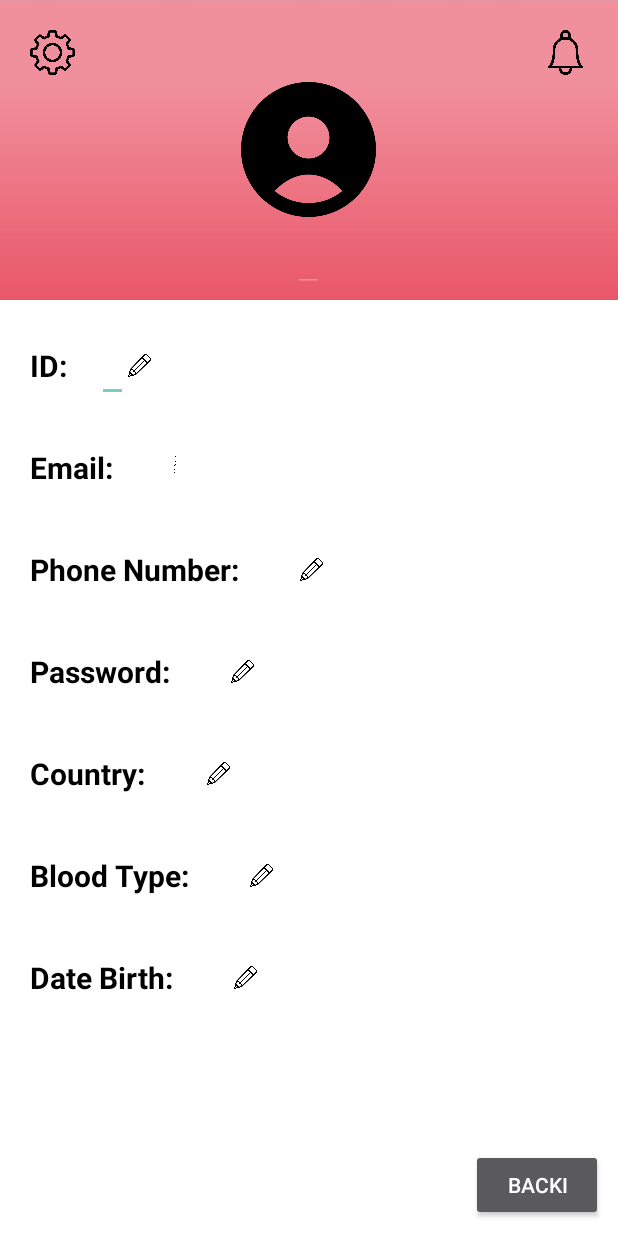
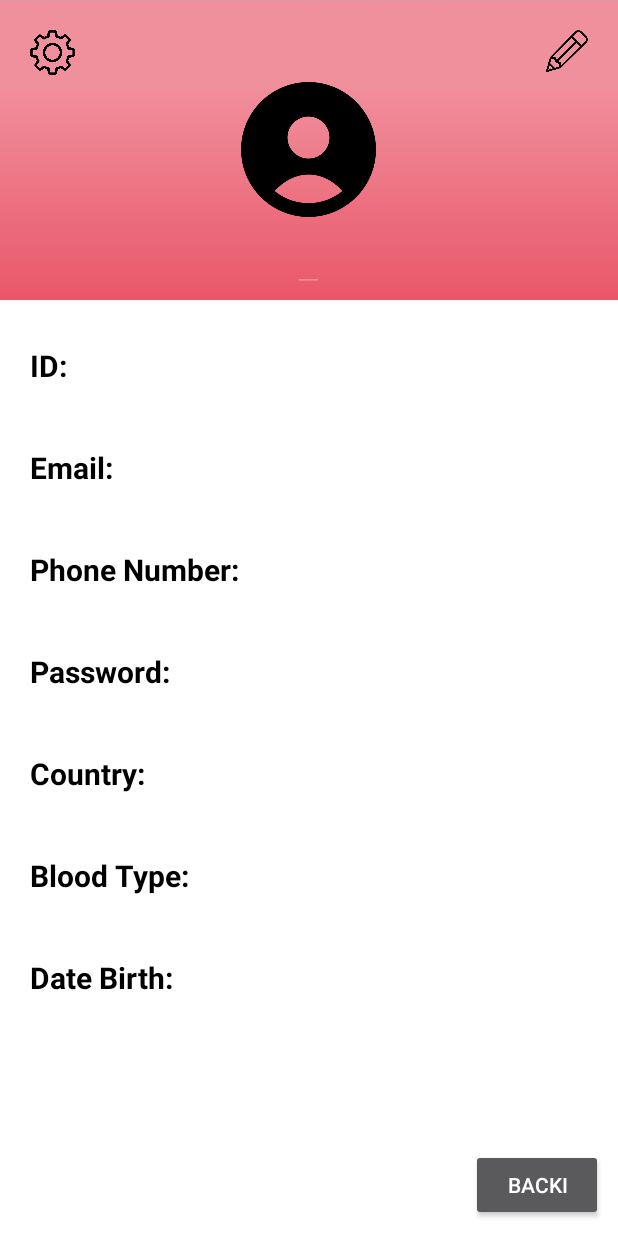
Before and after one commit to talzaidman5/TalProject, an Android app: the MyProfile screen opened directly, with no data from a screen before it, on a phone screen of 412 x 824 dp. Run offline under Robolectric (Android 15) with nearby library versions, the phone set to English and light mode, and no system bars; our stand-ins replace Firebase (no records; nobody signed in at launch, a user with empty details on screens opened directly); 1 statement that could not run was skipped.

Commit message:
Merge remote-tracking branch 'origin/master'
# Conflicts:
#	.idea/vcs.xml
#	app/src/main/java/com/example/project/NotYourProject.java

```diff
--- a/app/build.gradle
+++ b/app/build.gradle
@@ -32,6 +32,7 @@ android {
 dependencies {
     implementation 'com.google.code.gson:gson:2.8.5'
     implementation 'androidx.appcompat:appcompat:1.2.0'
+    implementation 'com.google.code.gson:gson:2.8.5'
     implementation 'com.google.android.material:material:1.2.1'
     implementation 'androidx.constraintlayout:constraintlayout:2.0.2'
     implementation 'com.google.firebase:firebase-database:19.2.1'
--- a/app/src/main/java/com/example/project/AllUsers.java
+++ b/app/src/main/java/com/example/project/AllUsers.java
@@ -49,9 +49,9 @@ public class AllUsers {
     }
 
     public User getUserByID(String id){
-        for (User u: allUser) {
-            if(u.getID().equals(id))
-                return  u;
+        for (User tempUser: allUser) {
+            if(tempUser.getID().equals(id))
+                return  tempUser;
         }
         return null;
     }
--- a/app/src/main/java/com/example/project/MainPage.java
+++ b/app/src/main/java/com/example/project/MainPage.java
@@ -50,17 +50,13 @@ public class MainPage extends AppCompatActivity {
             @Override
             public void onClick(View view) {
                 readFromFireBase();
-
-
             }
         });
         main_page_BTN_signUp.setOnClickListener(new View.OnClickListener() {
             @Override
             public void onClick(View v) {
                 openSignUpPage();
-
             }
-
         });
 
     }
--- a/app/src/main/java/com/example/project/MyProfile.java
+++ b/app/src/main/java/com/example/project/MyProfile.java
@@ -1,8 +1,10 @@
 package com.example.project;
 
 import android.os.Bundle;
+import android.view.View;
 import android.widget.Button;
 import android.widget.EditText;
+import android.widget.ImageButton;
 import android.widget.TextView;
 
 import androidx.appcompat.app.AppCompatActivity;
@@ -20,6 +22,7 @@ public class MyProfile extends AppCompatActivity {
             myProfile_TXT_countryToFill,myProfile_TXT_dateBirthToFill,myProfile_TXT_bloodTypeToFill;
     private TextView myProfile_TXT_IDToFill;
     private Button myProfile_BTN_back;
+    ImageButton myProfile_BTN_edit;
     private MySheredP msp;
     private Gson gson = new Gson();
     final FirebaseDatabase database = FirebaseDatabase.getInstance();
@@ -36,27 +39,24 @@ public class MyProfile extends AppCompatActivity {
         findView();
         getFromMSP();
         initData();
-        //myProfile_BTN_nameDone.setVisibility(View.INVISIBLE);
         myProfile_TXT_nameToFill.setEnabled(false);
 
-      /*  myProfile_BTN_nameEdit.setOnClickListener(new View.OnClickListener() {
+        myProfile_BTN_edit.setOnClickListener(new View.OnClickListener() {
             @Override
             public void onClick(View view) {
-                myProfile_BTN_nameDone.setVisibility(View.VISIBLE);
-                myProfile_BTN_nameEdit.setVisibility(View.INVISIBLE);
+                myProfile_TXT_IDToFill.setEnabled(true);
+                myProfile_TXT_passwordToFill.setEnabled(true);
+                myProfile_TXT_bloodTypeToFill.setEnabled(true);
+                myProfile_TXT_countryToFill.setEnabled(true);
+                myProfile_TXT_dateBirthToFill.setEnabled(true);
+                myProfile_TXT_emailToFill.setEnabled(true);
                 myProfile_TXT_nameToFill.setEnabled(true);
-                myProfile_BTN_nameDone.setOnClickListener(new View.OnClickListener() {
-                    @Override
-                    public void onClick(View view) {
-                        //TODO: to search the user into the DB and change the details
-                        myProfile_TXT_nameToFill.setEnabled(false);
-                        myProfile_BTN_nameEdit.setVisibility(View.VISIBLE);
-                    }
-                });
+                myProfile_TXT_phoneNumberToFill.setEnabled(true);
             }
-        });*/
+        });
     }
     public void findView(){
+        myProfile_BTN_edit=findViewById(R.id.myProfile_BTN_edit);
         myProfile_TXT_emailToFill=findViewById(R.id.myProfile_TXT_emailToFill);
         myProfile_TXT_phoneNumberToFill=findViewById(R.id.myProfile_TXT_phoneNumberToFill);
         myProfile_TXT_passwordToFill=findViewById(R.id.myProfile_TXT_passwordToFill);
@@ -69,6 +69,15 @@ public class MyProfile extends AppCompatActivity {
 
     }
     public void initData(){
+        myProfile_TXT_IDToFill.setEnabled(false);
+        myProfile_TXT_passwordToFill.setEnabled(false);
+        myProfile_TXT_bloodTypeToFill.setEnabled(false);
+        myProfile_TXT_countryToFill.setEnabled(false);
+        myProfile_TXT_dateBirthToFill.setEnabled(false);
+        myProfile_TXT_emailToFill.setEnabled(false);
+        myProfile_TXT_nameToFill.setEnabled(false);
+        myProfile_TXT_phoneNumberToFill.setEnabled(false);
+
         if(currentUser!=null) {
             myProfile_TXT_phoneNumberToFill.setText(currentUser.getPhoneNumber());
             myProfile_TXT_passwordToFill.setText(currentUser.getPassword());
--- a/app/src/main/res/layout/my_profile.xml
+++ b/app/src/main/res/layout/my_profile.xml
@@ -15,11 +15,12 @@
         android:id="@+id/myProfile_top"
         >
         <ImageButton
-            android:layout_width="30dp"
-            android:layout_height="30dp"
+            android:layout_width="28dp"
+            android:layout_height="28dp"
             android:layout_margin="20dp"
+            android:id="@+id/myProfile_BTN_edit"
             android:layout_alignParentRight="true"
-            android:background="@drawable/bell"/>
+            android:background="@drawable/pencil"/>
 
         <ImageButton
             android:layout_width="30dp"
@@ -94,12 +95,7 @@
             android:textSize="20dp"
             android:textStyle="bold">
         </EditText>
-        <Button
-            android:layout_width="15dp"
-            android:layout_height="15dp"
-android:background="@drawable/pencil"
-            android:textColor="@color/black">
-        </Button>
+
     </LinearLayout>
     <LinearLayout
         android:layout_width="wrap_content"
@@ -131,11 +127,7 @@ android:background="@drawable/pencil"
             android:textStyle="bold">
         </EditText>
 
-        <Button
-            android:layout_width="1dp"
-            android:layout_height="12dp"
-            android:background="@drawable/pencil"
-            android:textColor="@color/black"></Button>
+
     </LinearLayout>
 
     <LinearLayout
@@ -168,48 +160,40 @@ android:background="@drawable/pencil"
             android:textStyle="bold">
 
         </EditText>
-        <Button
-            android:layout_width="15dp"
-            android:layout_height="15dp"
-android:textColor="@color/black"
-            android:background="@drawable/pencil">
-        </Button>
+
     </LinearLayout>
+
             <LinearLayout
+                android:id="@+id/myProfile_Linear6"
+                android:layout_width="163dp"
+                android:layout_height="wrap_content"
+                android:layout_below="@+id/myProfile_Linear5"
+                android:layout_marginTop="20dp"
+                android:orientation="horizontal">
+
+                <TextView
+                    android:id="@+id/myProfile_TXT_password"
                     android:layout_width="wrap_content"
                     android:layout_height="wrap_content"
-        android:orientation="horizontal"
-        android:layout_marginTop="20dp"
-        android:id="@+id/myProfile_Linear6"
-        android:layout_below="@+id/myProfile_Linear5"
-        >
-        <TextView
+                    android:layout_alignParentLeft="true"
+                    android:layout_marginLeft="20dp"
+                    android:text="Password:"
+                    android:textColor="@color/black"
+                    android:textSize="20dp"
+                    android:textStyle="bold"></TextView>
+
+                <EditText
+                    android:id="@+id/myProfile_TXT_passwordToFill"
                     android:layout_width="wrap_content"
                     android:layout_height="wrap_content"
-            android:id="@+id/myProfile_TXT_password"
                     android:layout_alignParentLeft="true"
                     android:layout_marginLeft="20dp"
+                    android:layout_toRightOf="@+id/myProfile_TXT_name"
+                    android:textColor="@color/black"
                     android:textSize="20dp"
-            android:textStyle="bold"
-            android:textColor="@color/black"
-            android:text="Password:"></TextView>
-        <EditText
-            android:layout_width="wrap_content"
-            android:layout_height="wrap_content"
-            android:id="@+id/myProfile_TXT_passwordToFill"
-            android:textColor="@color/black"
-            android:layout_toRightOf="@+id/myProfile_TXT_name"
-            android:layout_alignParentLeft="true"
-            android:layout_marginLeft="20dp"
-            android:textSize="20dp"
-            android:textStyle="bold">
-        </EditText>
-        <Button
-            android:layout_width="15dp"
-            android:layout_height="15dp"
-android:textColor="@color/black"
- android:background="@drawable/pencil">
-        </Button>
+                    android:textStyle="bold"></EditText>
+
+
             </LinearLayout>
     <LinearLayout
         android:layout_width="wrap_content"
@@ -240,12 +224,7 @@ android:textColor="@color/black"
             android:textSize="20dp"
             android:textStyle="bold">
         </EditText>
-        <Button
-            android:layout_width="15dp"
-            android:layout_height="15dp"
-android:textColor="@color/black"
- android:background="@drawable/pencil">
-        </Button>
+
     </LinearLayout>
     <LinearLayout
         android:layout_width="wrap_content"
@@ -276,12 +255,7 @@ android:textColor="@color/black"
             android:textSize="20dp"
             android:textStyle="bold">
         </EditText>
-        <Button
-            android:layout_width="15dp"
-            android:layout_height="15dp"
-android:textColor="@color/black"
- android:background="@drawable/pencil">
-        </Button>
+
     </LinearLayout>
     <LinearLayout
         android:layout_width="wrap_content"
@@ -312,12 +286,7 @@ android:textColor="@color/black"
             android:textSize="20dp"
             android:textStyle="bold">
         </EditText>
-        <Button
-            android:layout_width="15dp"
-            android:layout_height="15dp"
-android:textColor="@color/black"
- android:background="@drawable/pencil">
-        </Button>
+
 
     </LinearLayout>
         </LinearLayout>
```
Lines whose indentation alone changed are shown as unchanged.
